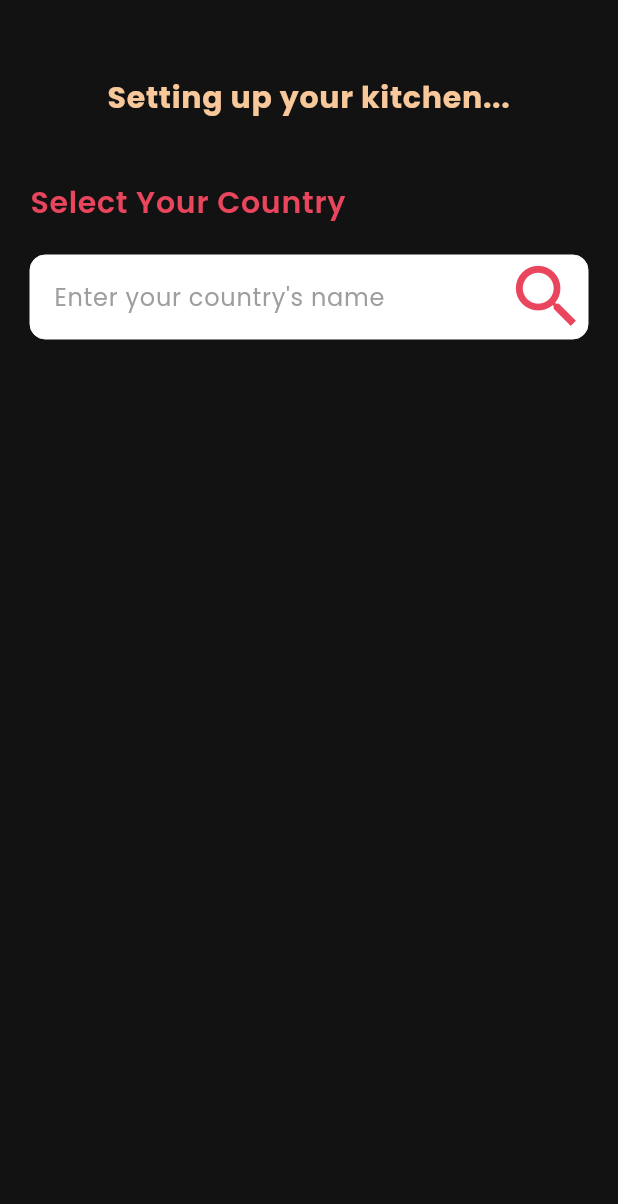
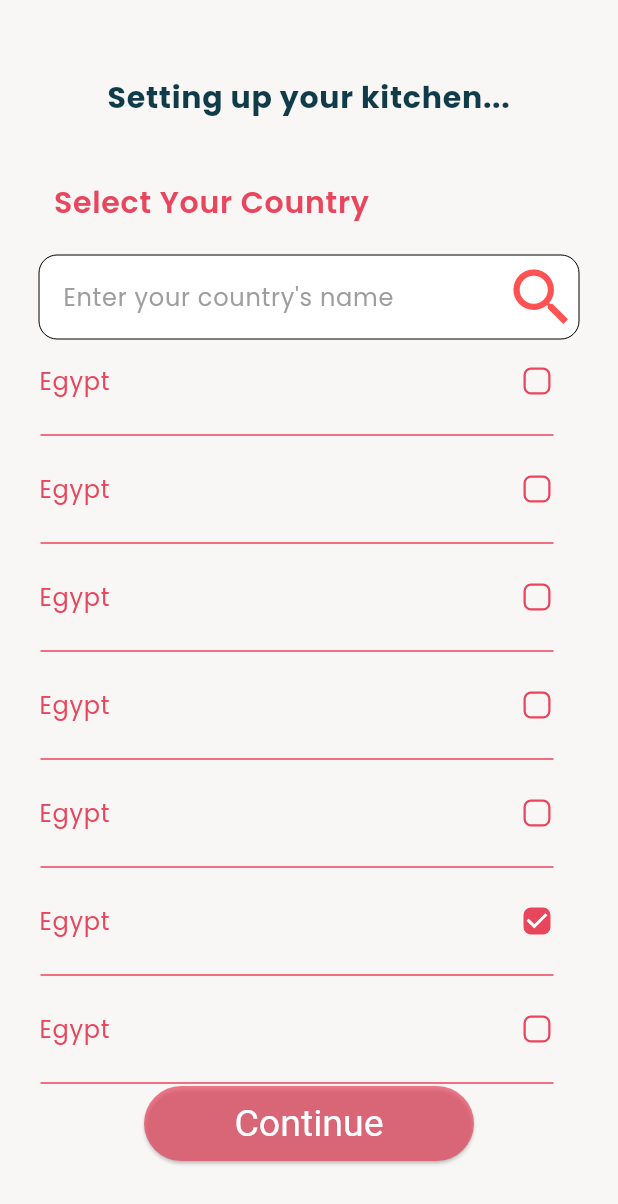
Before and after one commit to cworldcs50/recipe_app, a Flutter app: the SelectingCountryView screen opened directly, on a phone screen of 412 x 824 dp. Shown: the top 1204 px of the screen. Run offline on Flutter 3.47's test engine with Material 3 defaults, Android fonts, the phone set to English and light mode, and no system bars; our stand-ins replace equatable, flutter_bloc, get_it, google_fonts, shared_preferences; accounts and stored records are empty.

Commit message:
complete select kitchen view

```diff
--- a/lib/core/services/sevice_locator/service_locator.dart
+++ b/lib/core/services/sevice_locator/service_locator.dart
@@ -1,6 +1,7 @@
 import 'package:get_it/get_it.dart';
 import 'app_module.dart';
 import 'on_boarding_module.dart';
+import 'setting_account_module.dart';
 
 final GetIt sl = GetIt.instance;
 
@@ -8,5 +9,6 @@ class ServiceLocator {
   static Future<void> init() async {
     await AppModule.init();
     OnBoardingModule.init();
+    SettingAccountModule.init();
   }
 }
--- a/lib/core/theme/app_colors/app_light_colors.dart
+++ b/lib/core/theme/app_colors/app_light_colors.dart
@@ -12,4 +12,5 @@ class AppLightColors {
   static const Color kLinkColor = Color(0xFF00C2FF);
   static const Color kTitle2Color = Color(0XFFF8C89A);
   static const Color kSloganColor = Color(0XFF103C4A);
+  static const Color kKitchenCardColor = Color(0XFFF8C89A);
 }
--- a/lib/core/theme/theme_data/theme_data_dark.dart
+++ b/lib/core/theme/theme_data/theme_data_dark.dart
@@ -17,10 +17,7 @@ ThemeData darkThemeData = ThemeData(
     ),
   ),
   textTheme: TextTheme(
-    bodyLarge: GoogleFonts.poppins(
-      color: AppDarkColors.kTextColor,
-      fontSize: 16,
-    ),
+    bodyLarge: GoogleFonts.poppins(color: Colors.black, fontSize: 16),
     bodyMedium: GoogleFonts.poppins(
       color: AppDarkColors.kTextColor,
       fontSize: 14,
--- a/lib/core/utils/constants/app_constants.dart
+++ b/lib/core/utils/constants/app_constants.dart
@@ -43,5 +43,7 @@ class AppConstants {
   static const String kLoginToYourAccount = "Login to your Account";
   static const String kSettingUpYourKitchen = "Setting up your kitchen...";
   static const String kSelectYourCountry = "Select Your Country";
+  static const String kSelectYourPrefrences = "Select your prefrences";
   static const String kEnterYourCoutrysName = "Enter your country's name";
+  static const String kKitchenImagePath = "assets/images/kitchen.png";
 }
--- /dev/null
+++ b/lib/features/setting_account/presentation/components/custom_continue_button.dart
@@ -0,0 +1,30 @@
+import 'package:flutter/material.dart';
+
+class CustomContinueButton extends StatelessWidget {
+  const CustomContinueButton({
+    required this.onPressed,
+    required this.btnTitle,
+    required this.btnColor,
+    super.key,
+  });
+
+  final void Function() onPressed;
+  final String btnTitle;
+  final Color btnColor;
+
+  @override
+  Widget build(BuildContext context) {
+    return ElevatedButton(
+      style: Theme.of(context).elevatedButtonTheme.style!.copyWith(
+        minimumSize: WidgetStateProperty.all(const Size(220, 50)),
+        backgroundColor: WidgetStateProperty.all(btnColor),
+        shape: WidgetStateProperty.all(
+          RoundedRectangleBorder(borderRadius: BorderRadius.circular(45)),
+        ),
+        textStyle: WidgetStateProperty.all(const TextStyle(fontSize: 25)),
+      ),
+      onPressed: onPressed,
+      child: Text(btnTitle, style: const TextStyle(color: Colors.white)),
+    );
+  }
+}
--- /dev/null
+++ b/lib/features/setting_account/presentation/components/select_your_country_component.dart
@@ -0,0 +1,89 @@
+import '../views/selecting_kitchen_view.dart';
+import 'custom_continue_button.dart';
+import 'package:flutter/material.dart';
+import 'package:flutter_bloc/flutter_bloc.dart';
+import '../../../../core/utils/constants/app_constants.dart';
+import '../../../../core/theme/app_colors/app_dark_colors.dart';
+import '../controllers/select_your_country_bloc/select_you_country_bloc.dart';
+
+class SelectYourCountryComponent extends StatelessWidget {
+  const SelectYourCountryComponent({super.key});
+
+  @override
+  Widget build(BuildContext context) {
+    return BlocBuilder<SelectYouCountryBloc, bool>(
+      builder: (context, state) {
+        return Column(
+          children: [
+            Expanded(
+              child: ListView.separated(
+                itemCount: 10,
+                separatorBuilder:
+                    (context, index) => const Divider(
+                      color: AppDarkColors.kPurpleColor,
+                      endIndent: 33,
+                      indent: 17,
+                    ),
+                itemBuilder: (context, index) {
+                  return CustomCheckboxListTile(value: state, index: index);
+                },
+              ),
+            ),
+            AbsorbPointer(
+              absorbing: !state,
+              child: CustomContinueButton(
+                btnColor:
+                    state
+                        ? AppDarkColors.kPurpleColor
+                        : AppDarkColors.kPurpleColor.withValues(alpha: 0.7),
+                onPressed:
+                    () => Navigator.push(
+                      context,
+                      MaterialPageRoute(
+                        builder: (context) => const SelectingKitchenView(),
+                      ),
+                    ),
+                btnTitle: AppConstants.kContinue,
+              ),
+            ),
+          ],
+        );
+      },
+    );
+  }
+}
+
+class CustomCheckboxListTile extends StatelessWidget {
+  const CustomCheckboxListTile({
+    super.key,
+    required this.value,
+    required this.index,
+  });
+
+  final bool value;
+  final int index;
+
+  @override
+  Widget build(BuildContext context) {
+    return CheckboxListTile(
+      activeColor: AppDarkColors.kPurpleColor,
+      checkColor: Colors.white,
+      side: const BorderSide(color: AppDarkColors.kPurpleColor, width: 1.5),
+      checkboxShape: RoundedRectangleBorder(
+        side: const BorderSide(color: AppDarkColors.kPurpleColor),
+        borderRadius: BorderRadius.circular(5),
+      ),
+      value: 10 - index == index,
+      onChanged: (value) {
+        context.read<SelectYouCountryBloc>().add(const SelectYouCountryEvent());
+        value = this.value;
+      },
+      title: Text(
+        "Egypt",
+        style: Theme.of(
+          context,
+        ).textTheme.bodyLarge!.copyWith(color: AppDarkColors.kPurpleColor),
+      ),
+    );
+  }
+}
--- /dev/null
+++ b/lib/features/setting_account/presentation/controllers/select_your_country_bloc/select_you_country_bloc.dart
@@ -0,0 +1,9 @@
+import 'package:equatable/equatable.dart';
+import 'package:flutter_bloc/flutter_bloc.dart';
+part 'select_you_country_event.dart';
+
+class SelectYouCountryBloc extends Bloc<SelectYouCountryEvent, bool> {
+  SelectYouCountryBloc() : super(false) {
+    on<SelectYouCountryEvent>((event, emit) => emit(!state));
+  }
+}
--- /dev/null
+++ b/lib/features/setting_account/presentation/controllers/select_your_country_bloc/select_you_country_event.dart
@@ -0,0 +1,8 @@
+part of 'select_you_country_bloc.dart';
+
+class SelectYouCountryEvent extends Equatable {
+  const SelectYouCountryEvent();
+
+  @override
+  List<Object> get props => [];
+}
--- a/lib/features/setting_account/presentation/views/selecting_country_view.dart
+++ b/lib/features/setting_account/presentation/views/selecting_country_view.dart
@@ -1,8 +1,12 @@
 import 'package:flutter/material.dart';
+import 'package:flutter_bloc/flutter_bloc.dart';
 import 'package:google_fonts/google_fonts.dart';
+import '../components/select_your_country_component.dart';
+import '../../../../core/utils/constants/app_constants.dart';
 import '../../../../core/theme/app_colors/app_dark_colors.dart';
 import '../../../../core/theme/app_colors/app_light_colors.dart';
-import '../../../../core/utils/constants/app_constants.dart';
+import '../../../../core/services/sevice_locator/app_module.dart';
+import '../controllers/select_your_country_bloc/select_you_country_bloc.dart';
 
 class SelectingCountryView extends StatelessWidget {
   const SelectingCountryView({super.key});
@@ -11,9 +15,8 @@ class SelectingCountryView extends StatelessWidget {
   Widget build(BuildContext context) {
     return Scaffold(
       body: Padding(
-        padding: const EdgeInsets.symmetric(horizontal: 20.0),
+        padding: const EdgeInsets.symmetric(horizontal: 10.0),
         child: Column(
-          crossAxisAlignment: CrossAxisAlignment.stretch,
           children: [
             const SizedBox(height: 50),
             Text(
@@ -31,7 +34,9 @@ class SelectingCountryView extends StatelessWidget {
               ),
             ),
             const SizedBox(height: 40),
-            Text(
+            Padding(
+              padding: const EdgeInsets.only(right: 130.0),
+              child: Text(
                 AppConstants.kSelectYourCountry,
                 style: GoogleFonts.poppins(
                   textStyle: Theme.of(context).textTheme.bodyLarge!.copyWith(
@@ -41,37 +46,41 @@ class SelectingCountryView extends StatelessWidget {
                   ),
                 ),
               ),
+            ),
             const SizedBox(height: 20),
-            SearchAnchor(
-              suggestionsBuilder: (context, searchController) {
-                return [
-                  CheckboxListTile(
-                    value: true,
-                    onChanged: (value) {},
-                    title: const Text(
-                      "Argentina",
-                      style: TextStyle(color: Colors.white),
-                    ),
-                  ),
-                ];
-              },
-              builder: (context, controller) {
-                return TextField(
-                  controller: controller,
+            SizedBox(
+              width: 360,
+              child: TextField(
+                cursorColor: AppDarkColors.kGreyColor,
                 decoration: InputDecoration(
                   hintText: AppConstants.kEnterYourCoutrysName,
                   suffixIcon: const Icon(
                     Icons.search,
-                      color: AppDarkColors.kPurpleColor,
-                      size: 55,
+                    color: Colors.redAccent,
+                    size: 50,
                   ),
                   border: OutlineInputBorder(
                     borderRadius: BorderRadius.circular(12),
+                    borderSide: const BorderSide(width: 0),
+                  ),
+                  enabledBorder: OutlineInputBorder(
+                    borderRadius: BorderRadius.circular(12),
+                    borderSide: const BorderSide(width: 0),
+                  ),
+                  focusedBorder: OutlineInputBorder(
+                    borderRadius: BorderRadius.circular(12),
+                    borderSide: const BorderSide(width: 0),
                   ),
                 ),
-                );
-              },
               ),
+            ),
+            Expanded(
+              child: BlocProvider(
+                create: (context) => sl<SelectYouCountryBloc>(),
+                child: const SelectYourCountryComponent(),
+              ),
+            ),
+            const SizedBox(height: 50),
           ],
         ),
       ),
--- a/lib/main.dart
+++ b/lib/main.dart
@@ -26,7 +26,7 @@ class RecipeApp extends StatelessWidget {
       child: MaterialApp(
         theme: lightThemeData,
         darkTheme: darkThemeData,
-        themeMode: ThemeMode.dark,
+        themeMode: ThemeMode.light,
         debugShowCheckedModeBanner: false,
         home: BlocBuilder<CachingBloc, bool>(
           builder:
```
Also changed, not shown: lib/core/services/sevice_locator/setting_account_module.dart (added, +17 -0 lines), lib/features/setting_account/presentation/components/custom_kitchen_card.dart (added, +146 -0 lines), lib/features/setting_account/presentation/components/custom_kitchen_grid_component.dart (added, +29 -0 lines), lib/features/setting_account/presentation/components/custom_search.dart (added, +28 -0 lines), lib/features/setting_account/presentation/components/select_your_kitchen_component.dart (added, +90 -0 lines), lib/features/setting_account/presentation/controllers/select_your_kitchen_bloc/select_your_country_bloc.dart (added, +10 -0 lines), lib/features/setting_account/presentation/controllers/select_your_kitchen_bloc/select_your_country_event.dart (added, +8 -0 lines), lib/features/setting_account/presentation/views/selecting_categories_view.dart (added, +10 -0 lines), lib/features/setting_account/presentation/views/selecting_kitchen_view.dart (added, +19 -0 lines), assets/images/kitchen.png (added). Lines whose indentation alone changed are shown as unchanged.
